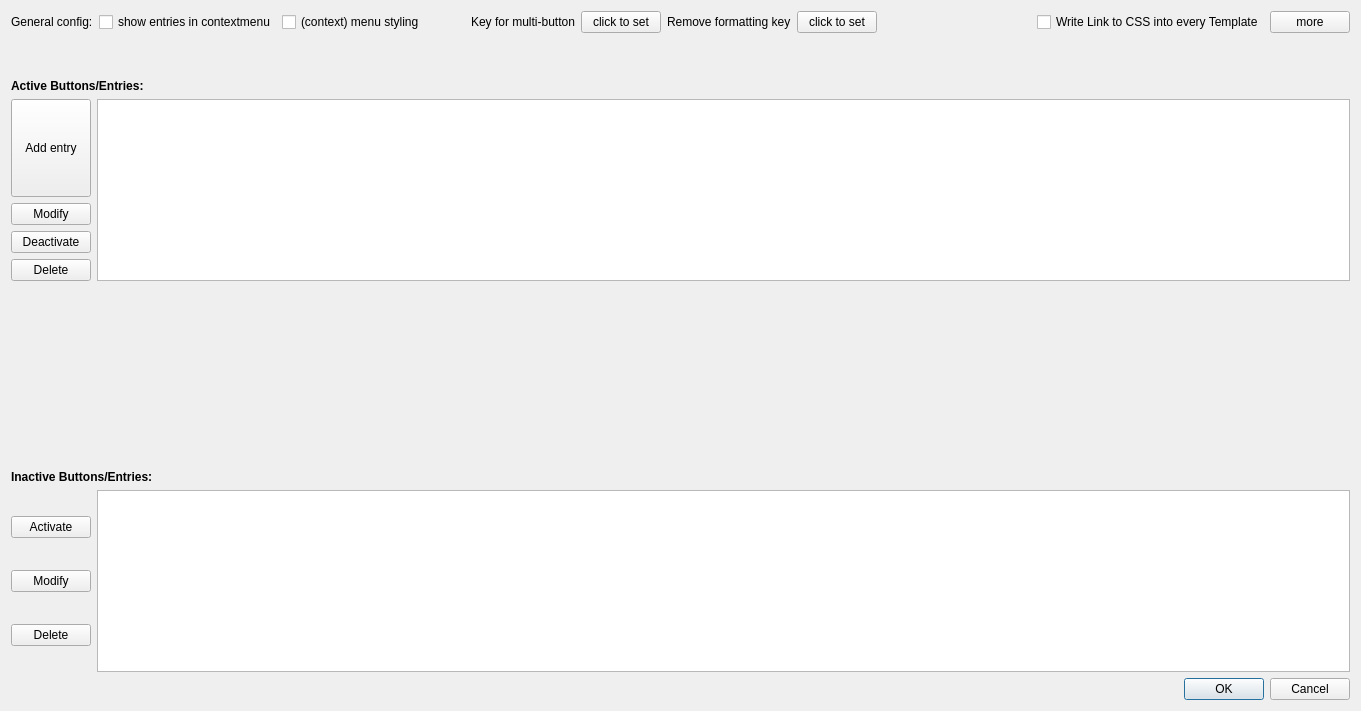
Qt form designer/settings_main_widgets.ui (ijgnd/anki__editor__apply__font_color__background_color__custom_class__custom_style) before a commit.
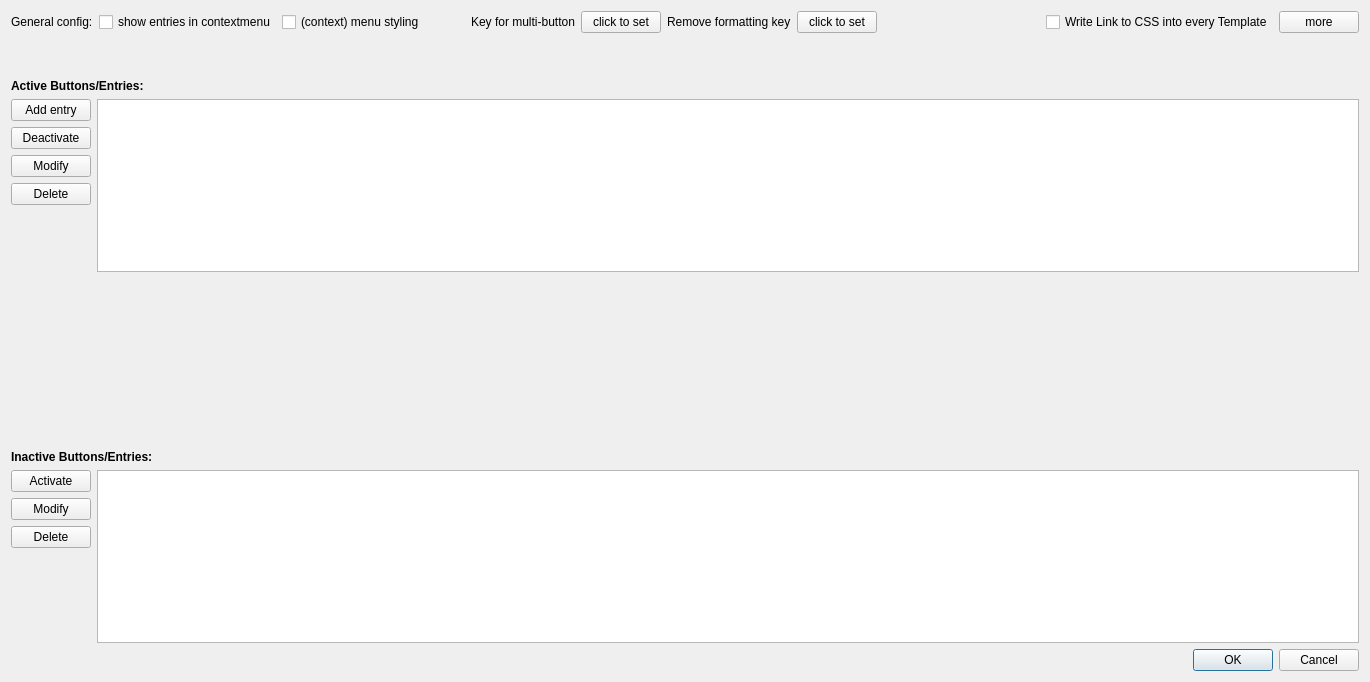
The same form after that commit.

Commit message:
Clean up main gui a bit
* Reorder "Activate" and "Modify"
* Keep buttons from growing with other elements

What changed in the file:
```diff
--- a/designer/settings_main_widgets.ui
+++ b/designer/settings_main_widgets.ui
@@ -6,10 +6,16 @@
    <rect>
     <x>0</x>
     <y>0</y>
-    <width>1361</width>
-    <height>711</height>
+    <width>1370</width>
+    <height>682</height>
    </rect>
   </property>
+  <property name="sizePolicy">
+   <sizepolicy hsizetype="Preferred" vsizetype="Fixed">
+    <horstretch>0</horstretch>
+    <verstretch>0</verstretch>
+   </sizepolicy>
+  </property>
   <property name="windowTitle">
    <string>Dialog</string>
   </property>
@@ -151,8 +157,8 @@
             <bool>true</bool>
            </property>
            <property name="sizePolicy">
-            <sizepolicy hsizetype="Preferred" vsizetype="Expanding">
-             <horstretch>2</horstretch>
+            <sizepolicy hsizetype="Minimum" vsizetype="Fixed">
+             <horstretch>0</horstretch>
              <verstretch>0</verstretch>
             </sizepolicy>
            </property>
@@ -164,13 +170,6 @@
            </property>
           </widget>
          </item>
-         <item>
-          <widget class="QPushButton" name="pb_modify_active">
-           <property name="text">
-            <string>Modify</string>
-           </property>
-          </widget>
-         </item>
          <item>
           <widget class="QPushButton" name="pb_deactivate">
            <property name="text">
@@ -178,6 +177,13 @@
            </property>
           </widget>
          </item>
+         <item>
+          <widget class="QPushButton" name="pb_modify_active">
+           <property name="text">
+            <string>Modify</string>
+           </property>
+          </widget>
+         </item>
          <item>
           <widget class="QPushButton" name="pb_delete_from_active">
            <property name="text">
@@ -185,6 +191,19 @@
            </property>
           </widget>
          </item>
+         <item>
+          <spacer name="verticalSpacer_3">
+           <property name="orientation">
+            <enum>Qt::Vertical</enum>
+           </property>
+           <property name="sizeHint" stdset="0">
+            <size>
+             <width>20</width>
+             <height>40</height>
+            </size>
+           </property>
+          </spacer>
+         </item>
         </layout>
        </item>
        <item>
@@ -250,6 +269,19 @@
            </property>
           </widget>
          </item>
+         <item>
+          <spacer name="verticalSpacer_4">
+           <property name="orientation">
+            <enum>Qt::Vertical</enum>
+           </property>
+           <property name="sizeHint" stdset="0">
+            <size>
+             <width>20</width>
+             <height>40</height>
+            </size>
+           </property>
+          </spacer>
+         </item>
         </layout>
        </item>
        <item>
```
